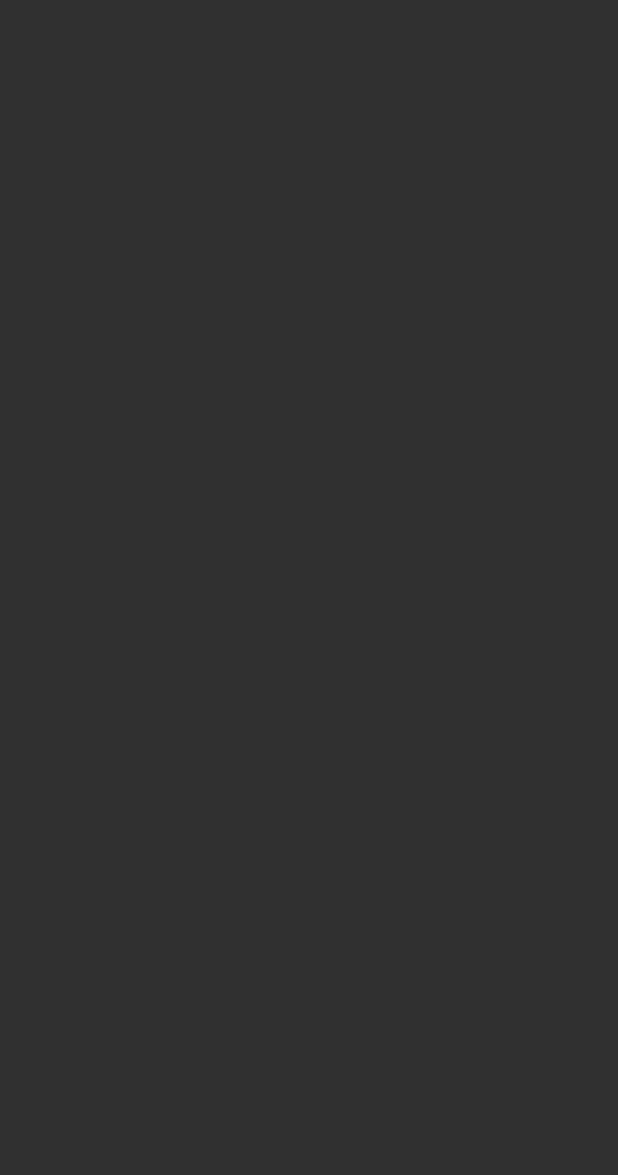
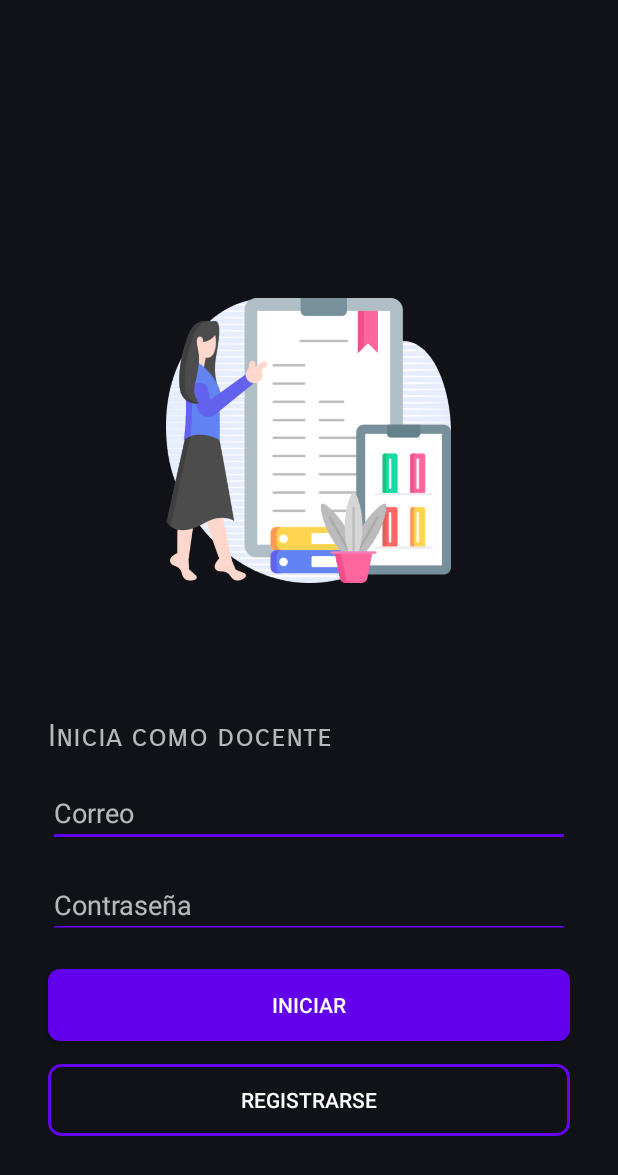
Before and after one commit to QbinVA/Asistify, an Android app: the loginmaestro screen opened directly, with no data from a screen before it, on a phone screen of 412 x 824 dp. Before the commit the part shown is empty. Shown: the top 1175 px of the screen. Run offline under Robolectric (Android 15) with nearby library versions, the phone set to English and light mode, and no system bars.

Commit message:
realize interfaz del login maestro

```diff
--- a/app/src/main/AndroidManifest.xml
+++ b/app/src/main/AndroidManifest.xml
@@ -1,6 +1,8 @@
 <?xml version="1.0" encoding="utf-8"?>
 <manifest xmlns:android="http://schemas.android.com/apk/res/android"
     xmlns:tools="http://schemas.android.com/tools">
+    <uses-permission android:name="android.permission.WRITE_EXTERNAL_STORAGE"/>
+    <uses-permission android:name="android.permission.READ_EXTERNAL_STORAGE"/>
 
     <application
         android:allowBackup="true"
--- a/app/src/main/java/com/example/asistify/loginmaestro.java
+++ b/app/src/main/java/com/example/asistify/loginmaestro.java
@@ -2,13 +2,28 @@ package com.example.asistify;
 
 import androidx.appcompat.app.AppCompatActivity;
 
+import android.content.Intent;
 import android.os.Bundle;
+import android.view.View;
+import android.widget.Button;
 
 public class loginmaestro extends AppCompatActivity {
+
+    Button buttonlogin;
+
 
     @Override
     protected void onCreate(Bundle savedInstanceState) {
         super.onCreate(savedInstanceState);
         setContentView(R.layout.activity_loginmaestro);
+        buttonlogin = findViewById(R.id.button3);
+
+        buttonlogin.setOnClickListener(new View.OnClickListener() {
+            @Override
+            public void onClick(View v) {
+                Intent intent = new Intent(loginmaestro.this, menumaestro.class);
+                startActivity(intent);
+            }
+        });
     }
 }
--- /dev/null
+++ b/app/src/main/res/drawable/button_registro.xml
@@ -0,0 +1,17 @@
+<?xml version="1.0" encoding="utf-8"?>
+<selector xmlns:android="http://schemas.android.com/apk/res/android">
+    <item android:state_pressed="true">
+        <shape android:shape="rectangle">
+            <solid android:color="@android:color/transparent" />
+            <stroke android:width="2dp" android:color="#4d0491" />
+            <corners android:radius="8dp" />
+        </shape>
+    </item>
+    <item>
+        <shape android:shape="rectangle">
+            <solid android:color="@android:color/transparent" />
+            <stroke android:width="2dp" android:color="#6404ec " />
+            <corners android:radius="8dp" />
+        </shape>
+    </item>
+</selector>
--- a/app/src/main/res/drawable/button_styles.xml
+++ b/app/src/main/res/drawable/button_styles.xml
@@ -1,5 +1,5 @@
 <?xml version="1.0" encoding="utf-8"?>
 <shape xmlns:android="http://schemas.android.com/apk/res/android">
-    <corners android:radius="16dp"></corners>
+    <corners android:radius="8dp"></corners>
     <solid android:color="@color/design_default_color_primary"></solid>
 </shape>
--- a/app/src/main/res/layout/activity_loginalumno.xml
+++ b/app/src/main/res/layout/activity_loginalumno.xml
@@ -26,24 +26,25 @@
         android:layout_width="match_parent"
         android:layout_height="wrap_content"
         android:layout_marginStart="32dp"
+        android:layout_marginTop="16dp"
         android:layout_marginEnd="32dp"
+        android:backgroundTint="@color/design_default_color_primary"
         android:ems="10"
+        android:hint="Correo"
         android:inputType="text"
         app:layout_constraintBottom_toBottomOf="parent"
         app:layout_constraintEnd_toEndOf="parent"
         app:layout_constraintHorizontal_bias="0.496"
         app:layout_constraintStart_toStartOf="parent"
         app:layout_constraintTop_toTopOf="parent"
-        app:layout_constraintVertical_bias="0.593"
-        android:hint="Correo"
-        android:backgroundTint="@color/design_default_color_primary"/>
+        app:layout_constraintVertical_bias="0.593" />
 
     <EditText
         android:id="@+id/edittxtnumberpassword"
         android:layout_width="match_parent"
         android:layout_height="wrap_content"
         android:layout_marginStart="32dp"
-        android:layout_marginTop="41dp"
+        android:layout_marginTop="24dp"
         android:layout_marginEnd="32dp"
         android:layout_marginBottom="24dp"
         android:backgroundTint="@color/design_default_color_primary"
@@ -61,7 +62,7 @@
         android:layout_width="match_parent"
         android:layout_height="wrap_content"
         android:layout_marginStart="32dp"
-        android:layout_marginTop="16dp"
+        android:layout_marginTop="8dp"
         android:layout_marginEnd="32dp"
         android:layout_marginBottom="129dp"
         android:background="@drawable/button_styles"
@@ -89,4 +90,17 @@
         app:layout_constraintTop_toBottomOf="@+id/imageView2"
         tools:ignore="MissingConstraints" />
 
+    <Button
+        android:id="@+id/button2"
+        android:layout_width="match_parent"
+        android:layout_height="wrap_content"
+        android:layout_marginStart="32dp"
+        android:layout_marginTop="10dp"
+        android:layout_marginEnd="32dp"
+        android:background="@drawable/button_registro"
+        android:text="Registrar"
+        app:layout_constraintEnd_toEndOf="parent"
+        app:layout_constraintStart_toStartOf="parent"
+        app:layout_constraintTop_toBottomOf="@+id/btniniciar" />
+
 </androidx.constraintlayout.widget.ConstraintLayout>
--- a/app/src/main/res/layout/activity_loginmaestro.xml
+++ b/app/src/main/res/layout/activity_loginmaestro.xml
@@ -4,6 +4,106 @@
     xmlns:tools="http://schemas.android.com/tools"
     android:layout_width="match_parent"
     android:layout_height="match_parent"
-    tools:context=".loginmaestro">
+    tools:context=".loginmaestro"
+    android:background="#101217"><![CDATA[>
+
+
+
+
+
+
+
+
+
+    ]]>
+
+    <ImageView
+        android:id="@+id/imageView4"
+        android:layout_width="190dp"
+        android:layout_height="190dp"
+        android:layout_marginStart="32dp"
+        android:layout_marginTop="50dp"
+        android:layout_marginEnd="32dp"
+        app:layout_constraintBottom_toBottomOf="parent"
+        app:layout_constraintEnd_toEndOf="parent"
+        app:layout_constraintHorizontal_bias="0.496"
+        app:layout_constraintStart_toStartOf="parent"
+        app:layout_constraintTop_toTopOf="parent"
+        app:layout_constraintVertical_bias="0.254"
+        app:srcCompat="@drawable/maestra" />
+
+    <TextView
+        android:id="@+id/textView3"
+        android:layout_width="match_parent"
+        android:layout_height="wrap_content"
+        android:layout_marginStart="32dp"
+        android:layout_marginTop="90dp"
+        android:layout_marginEnd="32dp"
+        android:fontFamily="sans-serif-smallcaps"
+        android:text="Inicia como docente"
+        android:textSize="20sp"
+        app:layout_constraintEnd_toEndOf="parent"
+        app:layout_constraintStart_toStartOf="parent"
+        app:layout_constraintTop_toBottomOf="@+id/imageView4"
+        tools:ignore="MissingConstraints" />
+
+    <EditText
+        android:id="@+id/editTextText2"
+        android:layout_width="match_parent"
+        android:layout_height="45dp"
+        android:layout_marginStart="32dp"
+        android:layout_marginTop="16dp"
+        android:layout_marginEnd="32dp"
+        android:ems="10"
+        android:inputType="text"
+        app:layout_constraintEnd_toEndOf="parent"
+        app:layout_constraintStart_toStartOf="parent"
+        app:layout_constraintTop_toBottomOf="@+id/textView3"
+        android:hint="Correo"
+        android:backgroundTint="@color/design_default_color_primary"/>
+
+    <EditText
+        android:id="@+id/editTextTextPassword"
+        android:layout_width="match_parent"
+        android:layout_height="wrap_content"
+        android:layout_marginStart="32dp"
+        android:layout_marginTop="16dp"
+        android:layout_marginEnd="32dp"
+        android:ems="10"
+        android:inputType="textPassword"
+        app:layout_constraintEnd_toEndOf="parent"
+        app:layout_constraintStart_toStartOf="parent"
+        app:layout_constraintTop_toBottomOf="@+id/editTextText2"
+        android:hint="Contraseña"
+        android:backgroundTint="@color/design_default_color_primary"/>
+
+    <Button
+        android:id="@+id/button3"
+        android:layout_width="match_parent"
+        android:layout_height="wrap_content"
+        android:layout_marginStart="32dp"
+        android:layout_marginTop="20dp"
+        android:layout_marginEnd="32dp"
+        android:background="@drawable/button_styles"
+        android:text="INICIAR"
+        app:layout_constraintEnd_toEndOf="parent"
+        app:layout_constraintStart_toStartOf="parent"
+        app:layout_constraintTop_toBottomOf="@+id/editTextTextPassword" />
+
+    <Button
+        android:id="@+id/button4"
+        android:layout_width="match_parent"
+        android:layout_height="wrap_content"
+        android:layout_marginStart="32dp"
+        android:layout_marginTop="10dp"
+        android:layout_marginEnd="32dp"
+        android:background="@drawable/button_registro"
+        android:text="REGISTRARSE"
+        app:layout_constraintBottom_toBottomOf="parent"
+        app:layout_constraintEnd_toEndOf="parent"
+        app:layout_constraintHorizontal_bias="0.0"
+        app:layout_constraintStart_toStartOf="parent"
+        app:layout_constraintTop_toBottomOf="@+id/button3"
+        app:layout_constraintVertical_bias="0.078" />
 
 </androidx.constraintlayout.widget.ConstraintLayout>
```
Also changed, not shown: app/src/main/res/drawable/maestra.png (added).
